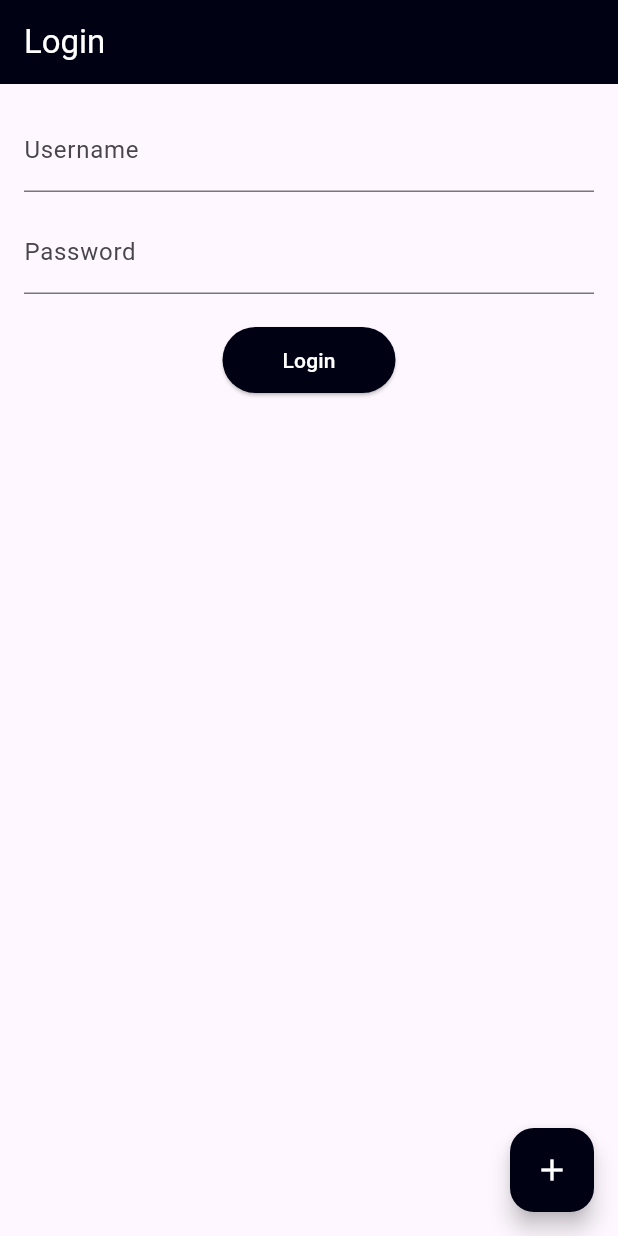
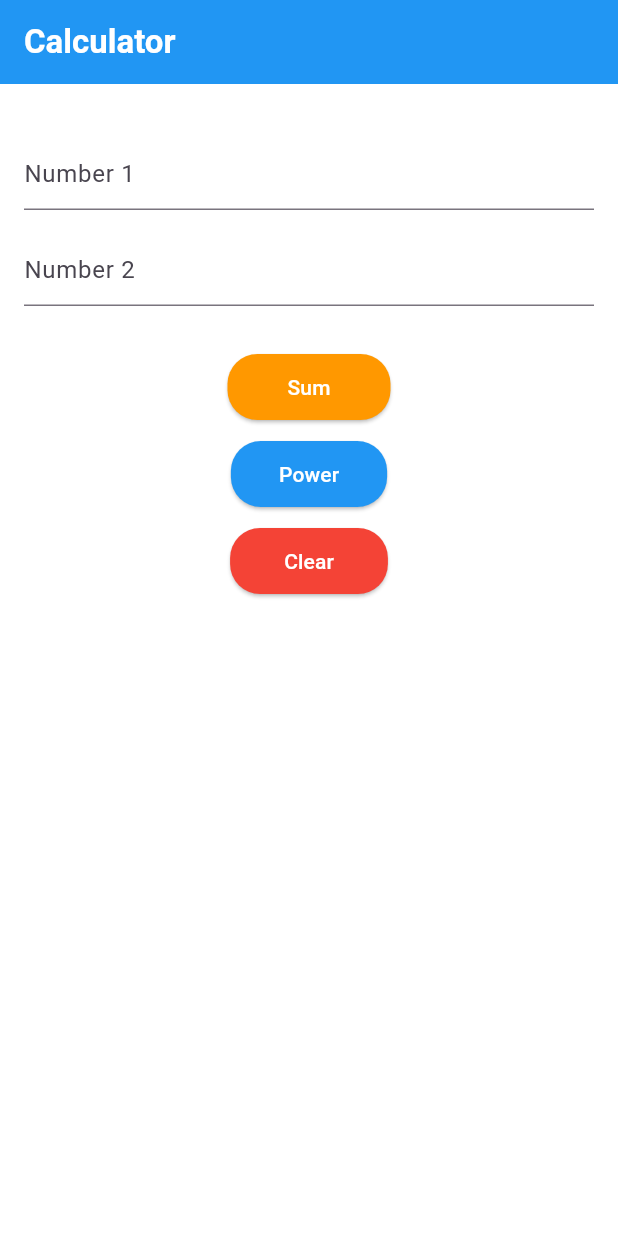
Before and after one commit to 6631501135MIN/flutter_lab, a Flutter app: the screen it shows after launch, on a phone screen of 412 x 824 dp. Run offline on Flutter 3.47's test engine with Material 3 defaults, Android fonts, the phone set to English and light mode, and no system bars.

Commit message:
add assignment2

```diff
--- a/lib/main.dart
+++ b/lib/main.dart
@@ -1,8 +1,8 @@
 import 'package:flutter/material.dart';
-import 'package:flutter_lab/week04/assignment1.dart';
+import 'package:flutter_lab/week04/assignment2.dart';
 
 void main() {
   runApp(const MaterialApp(
-    home: Assignment1(),
+    home: Assignment2(),
   ));
 }
--- a/lib/week04/assignment1.dart
+++ b/lib/week04/assignment1.dart
@@ -1,13 +1,13 @@
 import 'package:flutter/material.dart';
 
-class Assignment1 extends StatefulWidget {
-  const Assignment1({super.key});
+class Assignment2 extends StatefulWidget {
+  const Assignment2({super.key});
 
   @override
-  State<Assignment1> createState() => _Assignment1State();
+  State<Assignment2> createState() => _Assignment2State();
 }
 
-class _Assignment1State extends State<Assignment1> {
+class _Assignment2State extends State<Assignment2> {
   final TextEditingController tcUser = TextEditingController();
   final TextEditingController tcPass = TextEditingController();
 
--- /dev/null
+++ b/lib/week04/assignment2.dart
@@ -0,0 +1,199 @@
+// lib/assignment2.dart
+import 'package:flutter/material.dart';
+import 'dart:math';
+
+class Assignment2 extends StatefulWidget {
+  const Assignment2({super.key});
+
+  @override
+  State<Assignment2> createState() => _Assignment2State();
+}
+
+class _Assignment2State extends State<Assignment2> {
+  final TextEditingController tcNumber1 = TextEditingController();
+  final TextEditingController tcNumber2 = TextEditingController();
+
+  String result = '';
+  String errorMessage = '';
+
+  void calculateSum() {
+    setState(() {
+      errorMessage = '';
+      result = '';
+
+      if (tcNumber1.text.isEmpty || tcNumber2.text.isEmpty) {
+        errorMessage = 'Please input both numbers';
+        return;
+      }
+
+      double? num1 = double.tryParse(tcNumber1.text);
+      double? num2 = double.tryParse(tcNumber2.text);
+
+      if (num1 == null || num2 == null) {
+        errorMessage = 'Please input only numbers';
+        return;
+      }
+
+      double sum = num1 + num2;
+      result = 'Result = ${sum.toInt()}';
+    });
+  }
+
+  void calculatePower() {
+    setState(() {
+      errorMessage = '';
+      result = '';
+
+      if (tcNumber1.text.isEmpty || tcNumber2.text.isEmpty) {
+        errorMessage = 'Please input both numbers';
+        return;
+      }
+
+      double? num1 = double.tryParse(tcNumber1.text);
+      double? num2 = double.tryParse(tcNumber2.text);
+
+      if (num1 == null || num2 == null) {
+        errorMessage = 'Please input only numbers';
+        return;
+      }
+
+      double power = pow(num1, num2).toDouble();
+      result = 'Result = ${power.toInt()}';
+    });
+  }
+
+  void clearAll() {
+    setState(() {
+      tcNumber1.clear();
+      tcNumber2.clear();
+      result = '';
+      errorMessage = '';
+    });
+  }
+
+  @override
+  Widget build(BuildContext context) {
+    return Scaffold(
+      backgroundColor: Colors.white,
+
+      // Use AppBar for the title instead of Container
+      appBar: AppBar(
+        title: Text(
+          'Calculator',
+          style: TextStyle(
+            color: Colors.white,
+            fontWeight: FontWeight.bold, // Make text bold
+          ),
+        ),
+        backgroundColor: Colors.blue,
+      ),
+
+      body: SafeArea(
+        child: SingleChildScrollView(
+          padding: const EdgeInsets.all(16),
+          child: Column(
+            mainAxisSize: MainAxisSize.max,
+            children: [
+              const SizedBox(height: 20),
+
+              // Number 1 input
+              TextField(
+                controller: tcNumber1,
+                keyboardType: TextInputType.number,
+                decoration: const InputDecoration(
+                  hintText: 'Number 1',
+                  border: UnderlineInputBorder(),
+                  contentPadding: EdgeInsets.symmetric(vertical: 8),
+                ),
+              ),
+
+              const SizedBox(height: 16),
+
+              // Number 2 input
+              TextField(
+                controller: tcNumber2,
+                keyboardType: TextInputType.number,
+                decoration: const InputDecoration(
+                  hintText: 'Number 2',
+                  border: UnderlineInputBorder(),
+                  contentPadding: EdgeInsets.symmetric(vertical: 8),
+                ),
+              ),
+
+              const SizedBox(height: 30),
+
+              // Sum button
+              ElevatedButton(
+                onPressed: calculateSum,
+                style: ElevatedButton.styleFrom(
+                  backgroundColor: Colors.orange,
+                  foregroundColor: Colors.white,
+                  padding: const EdgeInsets.symmetric(
+                    horizontal: 40,
+                    vertical: 12,
+                  ),
+                  shape: RoundedRectangleBorder(
+                    borderRadius: BorderRadius.circular(20),
+                  ),
+                ),
+                child: const Text('Sum'),
+              ),
+
+              const SizedBox(height: 10),
+
+              // Power button
+              ElevatedButton(
+                onPressed: calculatePower,
+                style: ElevatedButton.styleFrom(
+                  backgroundColor: Colors.blue,
+                  foregroundColor: Colors.white,
+                  padding: const EdgeInsets.symmetric(
+                    horizontal: 32,
+                    vertical: 12,
+                  ),
+                  shape: RoundedRectangleBorder(
+                    borderRadius: BorderRadius.circular(20),
+                  ),
+                ),
+                child: const Text('Power'),
+              ),
+
+              const SizedBox(height: 10),
+
+              // Clear button
+              ElevatedButton(
+                onPressed: clearAll,
+                style: ElevatedButton.styleFrom(
+                  backgroundColor: Colors.red,
+                  foregroundColor: Colors.white,
+                  padding: const EdgeInsets.symmetric(
+                    horizontal: 36,
+                    vertical: 12,
+                  ),
+                  shape: RoundedRectangleBorder(
+                    borderRadius: BorderRadius.circular(20),
+                  ),
+                ),
+                child: const Text('Clear'),
+              ),
+
+              const SizedBox(height: 20),
+
+              if (result.isNotEmpty)
+                Text(
+                  result,
+                  style: const TextStyle(color: Colors.red, fontSize: 16),
+                ),
+
+              if (errorMessage.isNotEmpty)
+                Text(
+                  errorMessage,
+                  style: const TextStyle(color: Colors.red, fontSize: 16),
+                ),
+            ],
+          ),
+        ),
+      ),
+    );
+  }
+}
```
Also changed, not shown: 1 other file.
